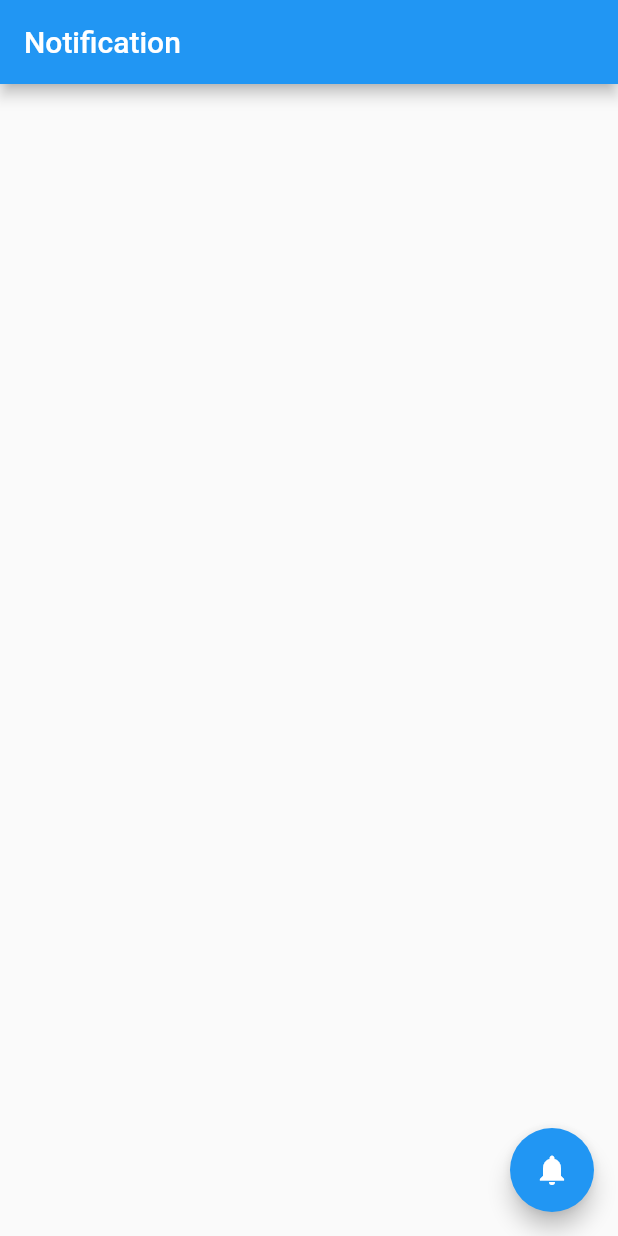
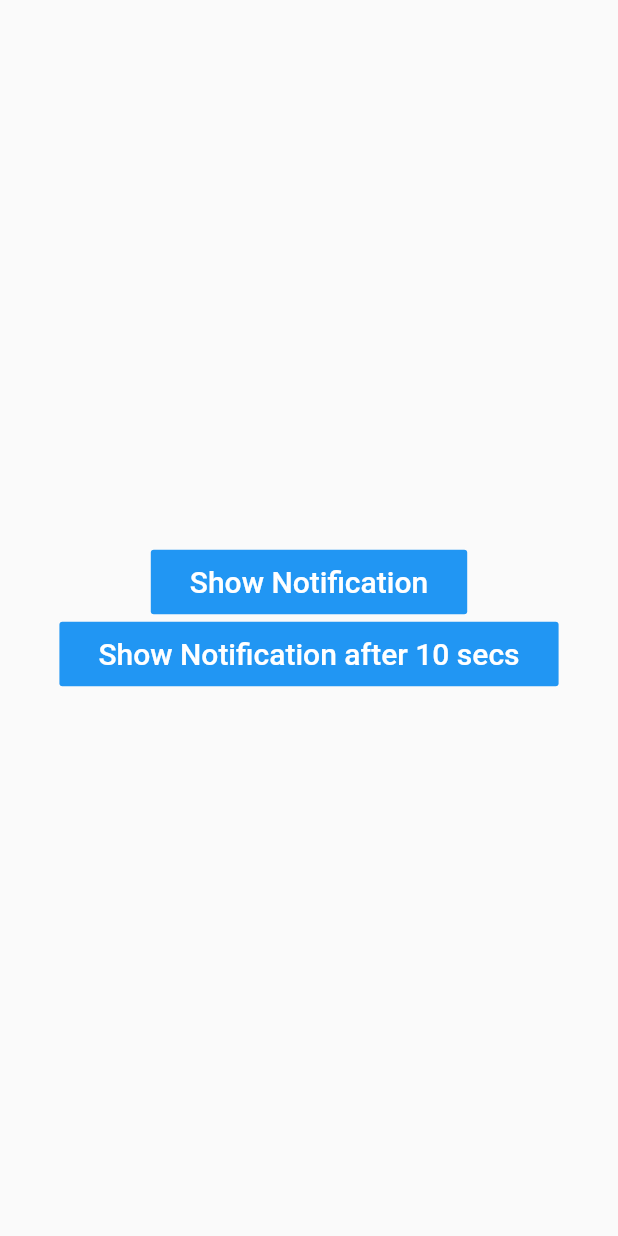
Before and after one commit to Shahnazps/Flutter_Notifications, a Flutter app: the screen it shows after launch, on a phone screen of 412 x 824 dp. Run offline on Flutter 3.47's test engine with Material 2 defaults, Android fonts, the phone set to English and light mode, and no system bars; our stand-ins replace flutter_local_notifications.

Commit message:
Scheduled Notifications added

```diff
--- a/notification/lib/main.dart
+++ b/notification/lib/main.dart
@@ -4,120 +4,144 @@ import 'dart:async';
 import 'package:flutter_local_notifications/flutter_local_notifications.dart';
 
 void main() {
-  runApp(new MaterialApp(
-    home: MyApp(),
-  ));
+  runApp(MyApp());
 }
 
-class MyApp extends StatefulWidget {
+class MyApp extends StatelessWidget {
   @override
-  _MyAppState createState() => _MyAppState();
+  Widget build(BuildContext context) {
+    return MaterialApp(
+      home: LocalNotification(),
+    );
+  }
 }
 
-class _MyAppState extends State<MyApp> {
-  FlutterLocalNotificationsPlugin flutterLocalNotificationsPlugin =
-      new FlutterLocalNotificationsPlugin();
-  var initializationSettingsAndroid;
-  var initializationSettingsIOS;
-  var initializationSettings;
-
-  void _showNotification() async {
-    await _demoNotification();
+class LocalNotification extends StatefulWidget {
+  @override
+  _LocalNotificationState createState() => _LocalNotificationState();
 }
 
-  Future<void> _demoNotification() async {
-    var androidPlatformChannelSpecifics = AndroidNotificationDetails(
-        'channel_ID', 'channel name', 'channel description',
-        importance: Importance.Max,
-        priority: Priority.High,
-        ticker: 'test ticker');
-
-    var iOSChannelSpecifics = IOSNotificationDetails();
-    var platformChannelSpecifics = NotificationDetails(
-        androidPlatformChannelSpecifics, iOSChannelSpecifics);
-    await flutterLocalNotificationsPlugin.show(0, 'hello buddy',
-        'a message from flutter buddy', platformChannelSpecifics,
-        payload: 'test payload');
-  }
+class _LocalNotificationState extends State<LocalNotification> {
+  FlutterLocalNotificationsPlugin flutterLocalNotificationsPlugin =
+      FlutterLocalNotificationsPlugin();
+  AndroidInitializationSettings androidInitializationSettings;
+  IOSInitializationSettings iosInitializationSettings;
+  InitializationSettings initializationSettings;
 
   @override
   void initState() {
-    // TODO: implement initState
     super.initState();
-    initializationSettingsAndroid =
-        new AndroidInitializationSettings('app icon');
-    initializationSettingsIOS = new IOSInitializationSettings(
+    initializing();
+  }
+
+  void initializing() async {
+    androidInitializationSettings = AndroidInitializationSettings('app_icon');
+    iosInitializationSettings = IOSInitializationSettings(
         onDidReceiveLocalNotification: onDidReceiveLocalNotification);
-    initializationSettings = new InitializationSettings(
-        initializationSettingsAndroid, initializationSettingsIOS);
-    flutterLocalNotificationsPlugin.initialize(initializationSettings,
+    initializationSettings = InitializationSettings(
+        androidInitializationSettings, iosInitializationSettings);
+    await flutterLocalNotificationsPlugin.initialize(initializationSettings,
         onSelectNotification: onSelectNotification);
   }
 
-  Future onSelectNotification(String payload) async {
-    if (payload != null) {
-      debugPrint('Notification payload : $payload');
+  void _showNotification() async {
+    await notification();
   }
-    await Navigator.push(
-        context, MaterialPageRoute(builder: (context) => SecondRoute()));
+
+  void _showNotificationaftersec() async {
+    await notificationaftersec();
+  }
+
+  Future<void> notification() async {
+    AndroidNotificationDetails androidNotificationDetails =
+        AndroidNotificationDetails(
+            'Channel ID', 'Channel title', 'channel body',
+            priority: Priority.High,
+            importance: Importance.Max,
+            ticker: 'test');
+    IOSNotificationDetails iosNotificationDetails = IOSNotificationDetails();
+    NotificationDetails notificationDetails =
+        NotificationDetails(androidNotificationDetails, iosNotificationDetails);
+    await flutterLocalNotificationsPlugin.show(
+        0, 'hello there', 'hiiiiii', notificationDetails);
+  }
+
+  Future<void> notificationaftersec() async {
+    var timeDelayed = DateTime.now().add(Duration(seconds: 10));
+    AndroidNotificationDetails androidNotificationDetails =
+        AndroidNotificationDetails(
+            'Channel ID', 'Channel title', 'channel body',
+            priority: Priority.High,
+            importance: Importance.Max,
+            ticker: 'test');
+    IOSNotificationDetails iosNotificationDetails = IOSNotificationDetails();
+    NotificationDetails notificationDetails =
+        NotificationDetails(androidNotificationDetails, iosNotificationDetails);
+    await flutterLocalNotificationsPlugin.schedule(
+        1, 'hello there', 'Drink Water', timeDelayed, notificationDetails);
+  }
+
+  Future onSelectNotification(String payLoad) {
+    if (payLoad != null) {
+      print(payLoad);
+    }
+    //navigation page
   }
 
   Future onDidReceiveLocalNotification(
       int id, String title, String body, String payload) async {
-    await showDialog(
-        context: context,
-        builder: (BuildContext context) => CupertinoAlertDialog(
+    return CupertinoAlertDialog(
       title: Text(title),
       content: Text(body),
       actions: [
         CupertinoDialogAction(
           isDefaultAction: true,
-                  child: Text('ok'),
-                  onPressed: () async {
-                    Navigator.of(context, rootNavigator: true).pop();
-                    await Navigator.push(context,
-                        MaterialPageRoute(builder: (context) => SecondRoute()));
+          onPressed: () {
+            print("");
           },
+          child: Text("okay"),
         )
       ],
-            ));
+    );
   }
 
   @override
   Widget build(BuildContext context) {
     return Scaffold(
-      appBar: AppBar(
-        title: Text("Notification"),
-      ),
-      body: Center(
+      body: Container(
+        width: double.infinity,
         child: Column(
           mainAxisAlignment: MainAxisAlignment.center,
-          children: [],
+          children: [
+            FlatButton(
+              color: Colors.blue,
+              onPressed: _showNotification,
+              child: Padding(
+                padding: const EdgeInsets.all(10),
+                child: Text(
+                  "Show Notification",
+                  style: TextStyle(
+                    fontSize: 20.0,
+                    color: Colors.white,
                   ),
                 ),
-      floatingActionButton: FloatingActionButton(
-        onPressed: _showNotification,
-        tooltip: 'increment',
-        child: Icon(Icons.notifications),
               ),
-    );
-  }
-}
-
-class SecondRoute extends StatelessWidget {
-  @override
-  Widget build(BuildContext context) {
-    // TODO: implement build
-    return Scaffold(
-      appBar: AppBar(
-        title: Text('AlertPage'),
             ),
-      body: Center(
-        child: RaisedButton(
-          child: Text('go Back ...'),
-          onPressed: () {
-            Navigator.pop(context);
-          },
+            FlatButton(
+              color: Colors.blue,
+              onPressed: _showNotificationaftersec,
+              child: Padding(
+                padding: const EdgeInsets.all(10),
+                child: Text(
+                  "Show Notification after 10 secs",
+                  style: TextStyle(
+                    fontSize: 20.0,
+                    color: Colors.white,
+                  ),
+                ),
+              ),
+            )
+          ],
         ),
       ),
     );
--- /dev/null
+++ b/notification/lib/notificationHelper.dart
@@ -0,0 +1,6 @@
+//import 'package:flutter/material.dart';
+//import 'package:flutter_local_notifications/flutter_local_notifications.dart';
+//import 'package:rxdart/subjects.dart';
+//
+//final BehaviorSubject<ReminderNotification> didReceiveLocalNotificationSubject =
+//    BehaviorSubject<ReminderNotification>();
--- a/notification/pubspec.yaml
+++ b/notification/pubspec.yaml
@@ -24,6 +24,7 @@ dependencies:
   flutter:
     sdk: flutter
   flutter_local_notifications: ^1.4.4+2
+  rxdart: ^0.24.1
 
 
   # The following adds the Cupertino Icons font to your application.
```
Also changed, not shown: notification/pubspec.lock, 2 other files. Lines whose indentation alone changed are shown as unchanged.
